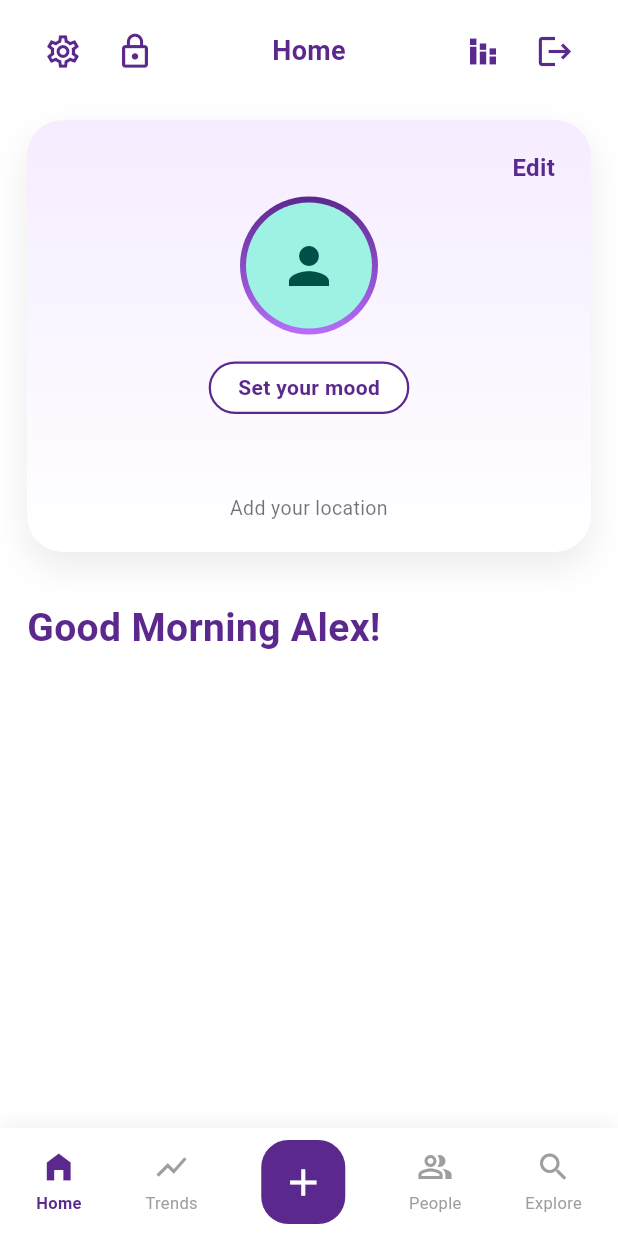
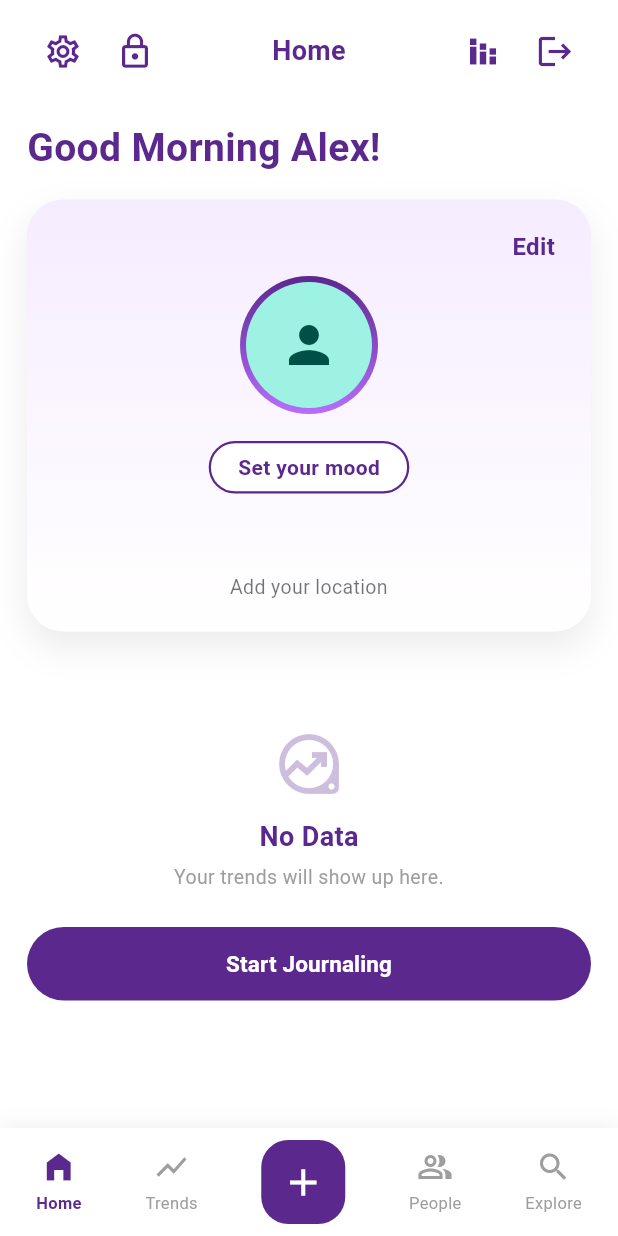
Before and after one commit to muud-ring/muud_health, a Flutter app: the HomeScreen screen opened directly, on a phone screen of 412 x 824 dp. Run offline on Flutter 3.47's test engine with Material 3 defaults, Android fonts, the phone set to English and light mode, and no system bars; our stand-ins replace google_sign_in, image_picker, shared_preferences, sign_in_with_apple; missing offline and left inert: flutter_facebook_auth; accounts and stored records are empty; network calls fail.

Commit message:
added edit,journal

```diff
--- a/app_flutter/lib/screens/home_screen.dart
+++ b/app_flutter/lib/screens/home_screen.dart
@@ -49,7 +49,7 @@ class _HomeScreenState extends State<HomeScreen> {
     _loadProtectedProfileAndJournals();
   }
 
-  // 👇 NEW: load name saved at login (email or Google)
+  // 👇 load name saved at login (email or Google)
   Future<void> _loadUserName() async {
     final storedName = await UserStorage.getFullName();
     if (!mounted) return;
@@ -141,20 +141,48 @@ class _HomeScreenState extends State<HomeScreen> {
     }
   }
 
+  // 👉 Shared helper: open journal creator and refresh
+  Future<void> _startNewJournal() async {
+    final draft = await Navigator.push<JournalDraft>(
+      context,
+      MaterialPageRoute(builder: (_) => const JournalCreatorEntryScreen()),
+    );
+
+    if (draft != null && mounted) {
+      setState(() {
+        _lastJournalDraft = draft;
+        _currentIndex = 0; // ensure we’re on Home tab
+      });
+
+      ScaffoldMessenger.of(
+        context,
+      ).showSnackBar(const SnackBar(content: Text('Journal saved.')));
+
+      // Also refresh from backend so card reflects real data
+      await _refreshJournals();
+    }
+  }
+
   Widget _buildCurrentTab() {
     switch (_currentIndex) {
       case 0:
-        if (_profile == null) {
-          return HomeTab(fullName: fullName);
-        }
-        return Column(
+        // ---------- HOME TAB ----------
+        return SingleChildScrollView(
+          child: Column(
+            crossAxisAlignment: CrossAxisAlignment.stretch,
             children: [
-            ProfileCard(profile: _profile!, onEdit: _openEditProfile),
+              // 1) Greeting at the top (matches Figma)
+              HomeTab(fullName: fullName),
               const SizedBox(height: 16),
 
-            // 👉 Prefer backend journal if available
+              // 2) Profile card (if we have a profile)
+              if (_profile != null) ...[
+                ProfileCard(profile: _profile!, onEdit: _openEditProfile),
+                const SizedBox(height: 24),
+              ],
+
+              // 3) Journals list OR empty state
               if (_journals.isNotEmpty) ...[
-              // Show a vertical list of all journals
                 Column(
                   children: _journals
                       .map(
@@ -165,11 +193,11 @@ class _HomeScreenState extends State<HomeScreen> {
                       )
                       .toList(),
                 ),
-              const SizedBox(height: 16),
+              ] else ...[
+                _HomeEmptyState(onStartJournal: _startNewJournal),
               ],
-
-            Expanded(child: HomeTab(fullName: fullName)),
             ],
+          ),
         );
 
       case 1:
@@ -232,15 +260,12 @@ class _HomeScreenState extends State<HomeScreen> {
                       );
                     },
                   ),
-
                   IconButton(
                     icon: const Icon(Icons.lock_outline, size: 26),
                     color: kPrimaryPurple,
                     onPressed: () {},
                   ),
-
                   const Spacer(),
-
                   Text(
                     _currentTitle,
                     style: const TextStyle(
@@ -249,15 +274,12 @@ class _HomeScreenState extends State<HomeScreen> {
                       fontSize: 18,
                     ),
                   ),
-
                   const Spacer(),
-
                   IconButton(
                     icon: const Icon(Icons.stacked_bar_chart, size: 26),
                     color: kPrimaryPurple,
                     onPressed: () {},
                   ),
-
                   IconButton(
                     icon: const Icon(Icons.logout, size: 26),
                     color: kPrimaryPurple,
@@ -311,28 +333,7 @@ class _HomeScreenState extends State<HomeScreen> {
 
             // 👉 Center + button opens Journal Creator and awaits result
             GestureDetector(
-              onTap: () async {
-                final draft = await Navigator.push<JournalDraft>(
-                  context,
-                  MaterialPageRoute(
-                    builder: (_) => const JournalCreatorEntryScreen(),
-                  ),
-                );
-
-                if (draft != null && mounted) {
-                  setState(() {
-                    _lastJournalDraft = draft;
-                    _currentIndex = 0; // ensure we’re on Home tab
-                  });
-
-                  ScaffoldMessenger.of(context).showSnackBar(
-                    const SnackBar(content: Text('Journal saved.')),
-                  );
-
-                  // Also refresh from backend so card reflects real data
-                  _refreshJournals();
-                }
-              },
+              onTap: _startNewJournal,
               child: Container(
                 width: 56,
                 height: 56,
@@ -400,3 +401,62 @@ class _BottomNavItem extends StatelessWidget {
     );
   }
 }
+
+// ---------- Empty state for Home when no journals ----------
+class _HomeEmptyState extends StatelessWidget {
+  final VoidCallback onStartJournal;
+
+  const _HomeEmptyState({required this.onStartJournal});
+
+  @override
+  Widget build(BuildContext context) {
+    return Column(
+      children: [
+        const SizedBox(height: 24),
+        Icon(
+          Icons.data_exploration_outlined,
+          size: 48,
+          color: kPrimaryPurple.withOpacity(0.3),
+        ),
+        const SizedBox(height: 12),
+        const Text(
+          'No Data',
+          style: TextStyle(
+            fontSize: 18,
+            fontWeight: FontWeight.w600,
+            color: kPrimaryPurple,
+          ),
+        ),
+        const SizedBox(height: 4),
+        const Text(
+          'Your trends will show up here.',
+          textAlign: TextAlign.center,
+          style: TextStyle(fontSize: 13, color: Colors.grey),
+        ),
+        const SizedBox(height: 24),
+        SizedBox(
+          width: double.infinity,
+          child: ElevatedButton(
+            onPressed: onStartJournal,
+            style: ElevatedButton.styleFrom(
+              backgroundColor: kPrimaryPurple,
+              shape: RoundedRectangleBorder(
+                borderRadius: BorderRadius.circular(30),
+              ),
+              elevation: 0,
+              padding: const EdgeInsets.symmetric(vertical: 14),
+            ),
+            child: const Text(
+              'Start Journaling',
+              style: TextStyle(
+                fontSize: 15,
+                fontWeight: FontWeight.w600,
+                color: Colors.white,
+              ),
+            ),
+          ),
+        ),
+      ],
+    );
+  }
+}
```
Also changed, not shown: app_flutter/lib/screens/login_screen.dart (+5 -4 lines). Lines whose indentation alone changed are shown as unchanged.
